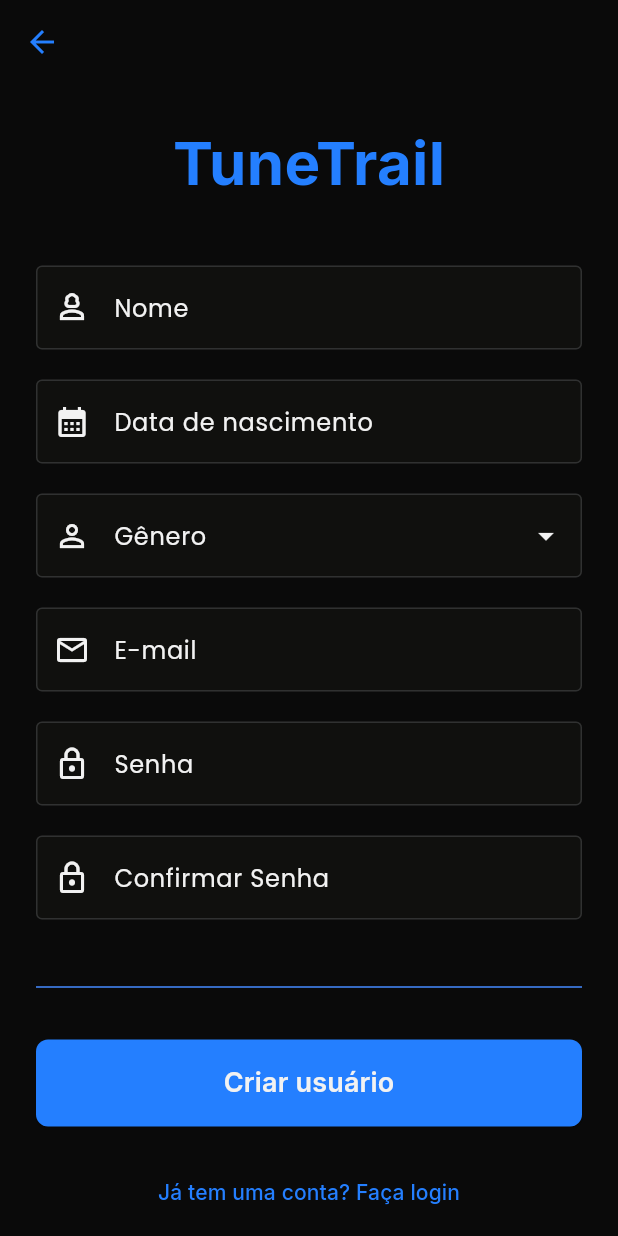
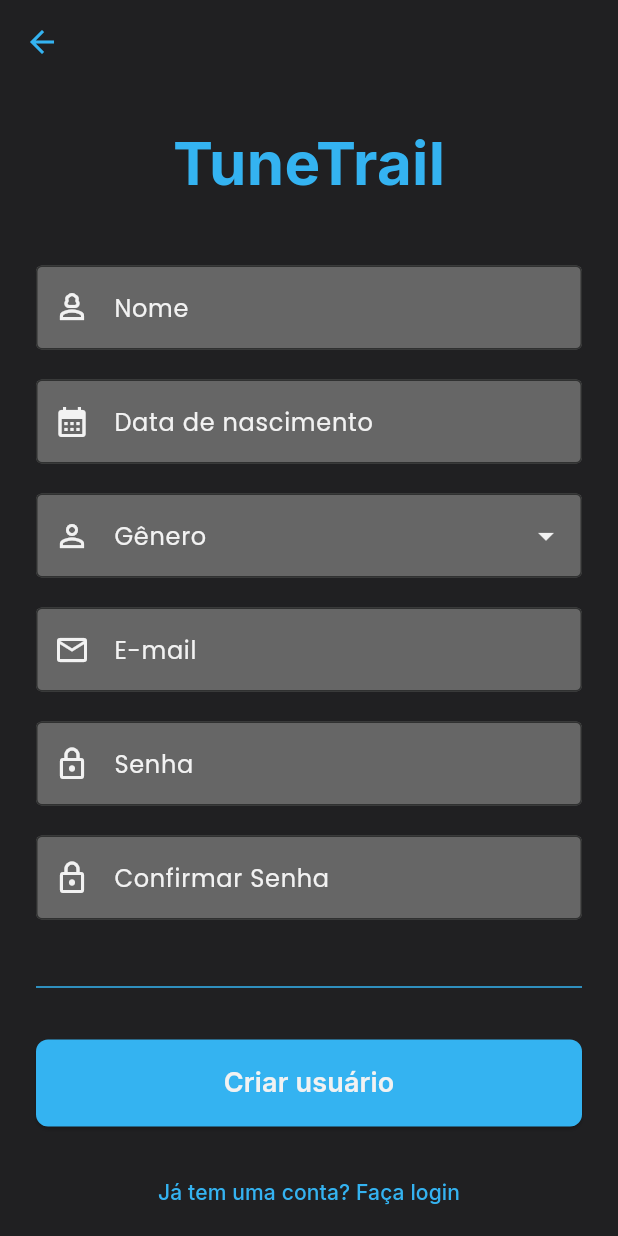
Before and after one commit to allanjfarias/dsi_tunetrail, a Flutter app: the screen it shows after launch, after a tap on "Cadastre-se", on a phone screen of 412 x 824 dp. Run offline on Flutter 3.47's test engine with Material 3 defaults, Android fonts, the phone set to English and light mode, and no system bars; our stand-ins replace google_fonts; accounts and stored records are empty.

Commit message:
nova paleta de cores

```diff
--- a/lib/view/cadastro.dart
+++ b/lib/view/cadastro.dart
@@ -45,7 +45,7 @@ class _CadastroScreenState extends State<CadastroScreen> {
         _dataNascController.text,
         _generoController.text,
         _emailController.text,
-        _senhaController.text
+        _senhaController.text,
       );
 
       ScaffoldMessenger.of(context).hideCurrentSnackBar();
@@ -90,14 +90,14 @@ class _CadastroScreenState extends State<CadastroScreen> {
     return Scaffold(
       appBar: AppBar(
         leading: IconButton(
-          icon: Icon(Icons.arrow_back, color: Color(0xff247FFF)),
+          icon: Icon(Icons.arrow_back, color: Color(0xFF34B3F1)),
           onPressed: () => Navigator.of(context).pop(),
         ),
-        backgroundColor: Color(0xff0A0A0A),
+        backgroundColor: Color(0xFF202022),
         elevation: 0,
       ),
       body: Container(
-        color: const Color(0xff0A0A0A),
+        color: const Color(0xFF202022),
         child: Center(
           child: SingleChildScrollView(
             padding: const EdgeInsets.all(24.0),
@@ -111,7 +111,7 @@ class _CadastroScreenState extends State<CadastroScreen> {
                     style: GoogleFonts.inter(
                       fontSize: 40,
                       fontWeight: FontWeight.bold,
-                      color: Color(0xff247FFF),
+                      color: Color(0xFF34B3F1),
                     ),
                   ),
                   const SizedBox(height: 40),
@@ -175,14 +175,14 @@ class _CadastroScreenState extends State<CadastroScreen> {
                             ),
                   ),
                   const SizedBox(height: 30),
-                  const Divider(color: Colors.blueAccent, height: 30),
+                  const Divider(color: Color(0xFF34B3F1), height: 30),
                   const SizedBox(height: 20),
                   SizedBox(
                     width: double.infinity,
                     child: ElevatedButton(
                       onPressed: _handleCadastro,
                       style: ElevatedButton.styleFrom(
-                        backgroundColor: Color(0xff247FFF),
+                        backgroundColor: Color(0xFF34B3F1),
                         padding: const EdgeInsets.symmetric(vertical: 16),
                         shape: RoundedRectangleBorder(
                           borderRadius: BorderRadius.circular(8),
@@ -206,7 +206,7 @@ class _CadastroScreenState extends State<CadastroScreen> {
                     child: Text(
                       'Já tem uma conta? Faça login',
                       style: GoogleFonts.inter(
-                        color: Color(0xff247FFF),
+                        color: Color(0xFF34B3F1),
                         fontWeight: FontWeight.w500,
                       ),
                     ),
@@ -232,7 +232,7 @@ class _CadastroScreenState extends State<CadastroScreen> {
       controller: controller,
       obscureText: isPassword,
       style: const TextStyle(color: Color(0xffF2F2F2)),
-      cursorColor: Color(0xff6CA0DC),
+      cursorColor: Color(0xFF34B3F1),
       keyboardType: keyboardType,
       decoration: InputDecoration(
         labelText: label,
@@ -251,7 +251,7 @@ class _CadastroScreenState extends State<CadastroScreen> {
           borderSide: BorderSide(color: Colors.red, width: 2),
         ),
         filled: true,
-        fillColor: Color(0xff10100E),
+        fillColor: Color.fromARGB(255, 102, 102, 102),
         contentPadding: const EdgeInsets.symmetric(
           vertical: 16,
           horizontal: 20,
@@ -284,10 +284,13 @@ class _CadastroScreenState extends State<CadastroScreen> {
           borderSide: BorderSide(color: Colors.red, width: 1),
         ),
         focusedErrorBorder: const OutlineInputBorder(
-          borderSide: BorderSide(color: Colors.red, width: 2),
+          borderSide: BorderSide(
+            color: Color.fromARGB(255, 11, 11, 11),
+            width: 2,
+          ),
         ),
         filled: true,
-        fillColor: Color(0xff10100E),
+        fillColor: Color.fromARGB(255, 102, 102, 102),
         contentPadding: const EdgeInsets.symmetric(
           vertical: 16,
           horizontal: 20,
@@ -295,7 +298,7 @@ class _CadastroScreenState extends State<CadastroScreen> {
       ),
       value: controller.text.isEmpty ? null : controller.text,
       icon: const Icon(Icons.arrow_drop_down, color: Color(0xffF2F2F2)),
-      dropdownColor: Color(0xff10100E),
+      dropdownColor: Color.fromARGB(255, 102, 102, 102),
       style: const TextStyle(color: Color(0xffF2F2F2)),
       onChanged: (String? value) {
         controller.text = value ?? '';
--- a/lib/view/home_screen.dart
+++ b/lib/view/home_screen.dart
@@ -81,20 +81,20 @@ class HomeScreen extends StatelessWidget {
   @override
   Widget build(BuildContext context) {
     return Scaffold(
-      backgroundColor: const Color(0xff0A0A0A),
+      backgroundColor: const Color(0xFF202022),
       appBar: AppBar(
         backgroundColor: const Color(0xff0A0A0A),
         elevation: 0,
         title: Row(
           children: <Widget>[
-            const Icon(Icons.music_note, color: Color(0xff247FFF)),
+            const Icon(Icons.music_note, color: Color(0xFF34B3F1)),
             const SizedBox(width: 2),
             Text(
               'TuneTrail',
               style: GoogleFonts.inter(
                 fontSize: 24,
                 fontWeight: FontWeight.bold,
-                color: const Color(0xff247FFF),
+                color: const Color(0xFF34B3F1),
               ),
             ),
           ],
@@ -128,9 +128,9 @@ class HomeScreen extends StatelessWidget {
         ],
       ),
       bottomNavigationBar: BottomNavigationBar(
-        backgroundColor: const Color(0xff0A0A0A),
+        backgroundColor: const Color(0xFF202022),
         type: BottomNavigationBarType.fixed,
-        selectedItemColor: const Color(0xff247FFF),
+        selectedItemColor: const Color(0xFF34B3F1),
         unselectedItemColor: Colors.grey,
         currentIndex: 0,
         items: const <BottomNavigationBarItem>[
@@ -158,7 +158,7 @@ class HomeScreen extends StatelessWidget {
       style: GoogleFonts.inter(
         fontSize: 18,
         fontWeight: FontWeight.w600,
-        color: Colors.white,
+        color: Color(0xffF2F2F2),
       ),
     );
   }
@@ -195,13 +195,13 @@ class HomeScreen extends StatelessWidget {
                     decoration: BoxDecoration(
                       color:
                           cardType == CardType.eventos
-                              ? const Color(0xff247FFF)
-                              : const Color(0xff181818),
+                              ? const Color(0xFF34B3F1)
+                              : const Color(0xFF202022),
                       borderRadius: BorderRadius.circular(8.0),
                       border:
                           cardType != CardType.eventos
                               ? Border.all(
-                                color: const Color(0xff303131),
+                                color: const Color(0xFF878787),
                                 width: 1,
                               )
                               : null,
--- a/lib/view/login.dart
+++ b/lib/view/login.dart
@@ -71,7 +71,7 @@ class _LoginScreenState extends State<LoginScreen> {
   Widget build(BuildContext context) {
     return Scaffold(
       body: Container(
-        color: const Color(0xff0A0A0A),
+        color: const Color(0xFF202022),
         child: Center(
           child: SingleChildScrollView(
             padding: const EdgeInsets.all(24.0),
@@ -83,7 +83,7 @@ class _LoginScreenState extends State<LoginScreen> {
                   Image.asset(
                     'lib/assets/tunetrail_banner.png',
                     width: 600,
-                    height: 300,
+                    height: 320,
                   ),
 
                   _buildTextFormField(
@@ -124,13 +124,15 @@ class _LoginScreenState extends State<LoginScreen> {
                         shape: RoundedRectangleBorder(
                           borderRadius: BorderRadius.circular(8),
                         ),
-                        backgroundColor: const Color(0xff247FFF),
+                        backgroundColor: const Color(0xFF34B3F1),
+                        elevation: 2,
                       ),
                       child: const Text(
                         'Entrar',
                         style: TextStyle(
-                          color: Color(0xffF2F2F2),
+                          color: Color(0xFFFFFFFF),
                           fontSize: 18,
+                          fontWeight: FontWeight.bold,
                         ),
                       ),
                     ),
@@ -149,7 +151,7 @@ class _LoginScreenState extends State<LoginScreen> {
                     },
                     child: const Text(
                       'Esqueci minha senha',
-                      style: TextStyle(color: Color(0xffF2F2F2)),
+                      style: TextStyle(color: Color(0xFF34B3F1)),
                     ),
                   ),
                   const SizedBox(height: 0),
@@ -202,7 +204,7 @@ class _LoginScreenState extends State<LoginScreen> {
                         child: const Text(
                           'Cadastre-se',
                           style: TextStyle(
-                            color: Color(0xff247FFF),
+                            color: Color(0xFF34B3F1),
                             fontWeight: FontWeight.bold,
                             decoration: TextDecoration.underline,
                           ),
@@ -231,25 +233,32 @@ class _LoginScreenState extends State<LoginScreen> {
       controller: controller,
       obscureText: isPassword,
       keyboardType: keyboardType,
-      style: const TextStyle(color: Colors.white),
+      style: const TextStyle(color: Color.fromARGB(255, 255, 255, 255)),
       decoration: InputDecoration(
         labelText: label,
-        labelStyle: const TextStyle(color: Color(0xffF2F2F2)),
+        labelStyle: const TextStyle(
+          color: Color(0xffF2F2F2),
+          fontWeight: FontWeight.bold,
+        ),
         prefixIcon: Icon(icon, color: const Color(0xffF2F2F2)),
+        errorStyle: const TextStyle(
+          color: Colors.red,
+          fontWeight: FontWeight.bold,
+        ),
         enabledBorder: const OutlineInputBorder(
           borderSide: BorderSide(color: Color(0xff303131)),
         ),
         focusedBorder: const OutlineInputBorder(
-          borderSide: BorderSide(color: Colors.white),
+          borderSide: BorderSide(color: Color(0xFF34B3F1)),
         ),
         errorBorder: const OutlineInputBorder(
-          borderSide: BorderSide(color: Colors.red, width: 1),
+          borderSide: BorderSide(color: Colors.red, width: 2),
         ),
         focusedErrorBorder: const OutlineInputBorder(
           borderSide: BorderSide(color: Colors.red, width: 2),
         ),
         filled: true,
-        fillColor: const Color(0xff10100E),
+        fillColor: const Color.fromARGB(255, 102, 102, 102),
       ),
       validator: validator,
       autovalidateMode: AutovalidateMode.onUserInteraction,
```
Also changed, not shown: lib/assets/tunetrail_banner.png.
